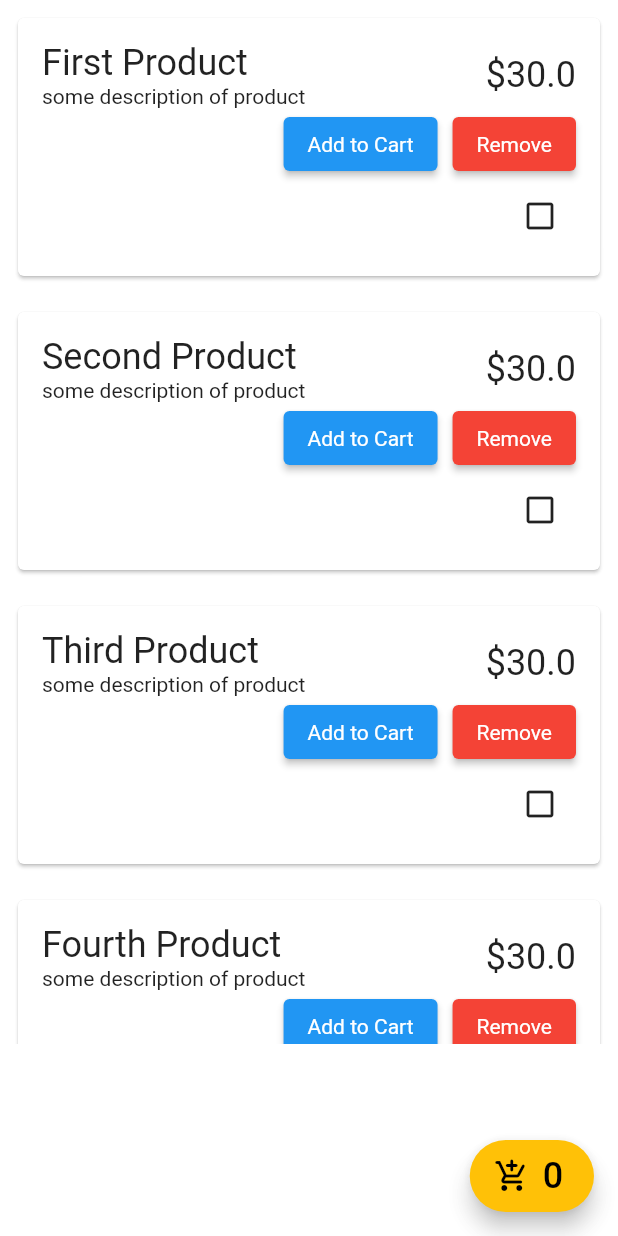
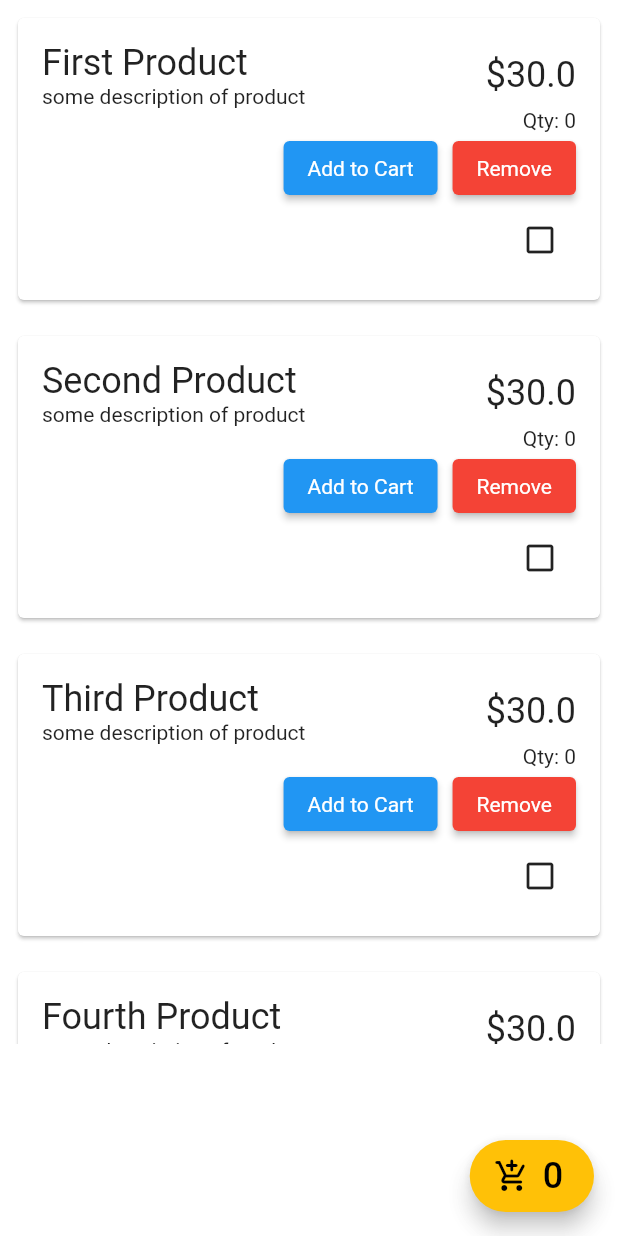
Before and after one commit to Alxbry28/practice-flutter-firebase, a Flutter app: the screen it shows after launch, on a phone screen of 412 x 824 dp. Run offline on Flutter 3.47's test engine with Material 2 defaults, Android fonts, the phone set to English and light mode, and no system bars; our stand-ins replace get.

Commit message:
[cart_qty] add observing cart qty

```diff
--- a/lib/controllers/shopping_controller.dart
+++ b/lib/controllers/shopping_controller.dart
@@ -1,8 +1,10 @@
 import 'package:get/get.dart';
+import 'package:practicefirebase/controllers/cart_controller.dart';
 import 'package:practicefirebase/models/product.dart';
 
 class ShoppingController extends GetxController {
   RxList<Product> products = <Product>[].obs;
+
 
   @override
   void onInit() {
--- a/lib/views/shopping_page.dart
+++ b/lib/views/shopping_page.dart
@@ -44,6 +44,10 @@ class ShoppingPage extends StatelessWidget {
                               Text('\$${controller.products[index].price}',
                                   style: const TextStyle(fontSize: 24)),
                             ],
+                          ),
+                          Obx(
+                            () => Text(
+                                "Qty: ${cartController.cartItems.where((p0) => p0.id == controller.products[index].id).length}"),
                           ),
                           Row(
                             mainAxisAlignment: MainAxisAlignment.end,
```
